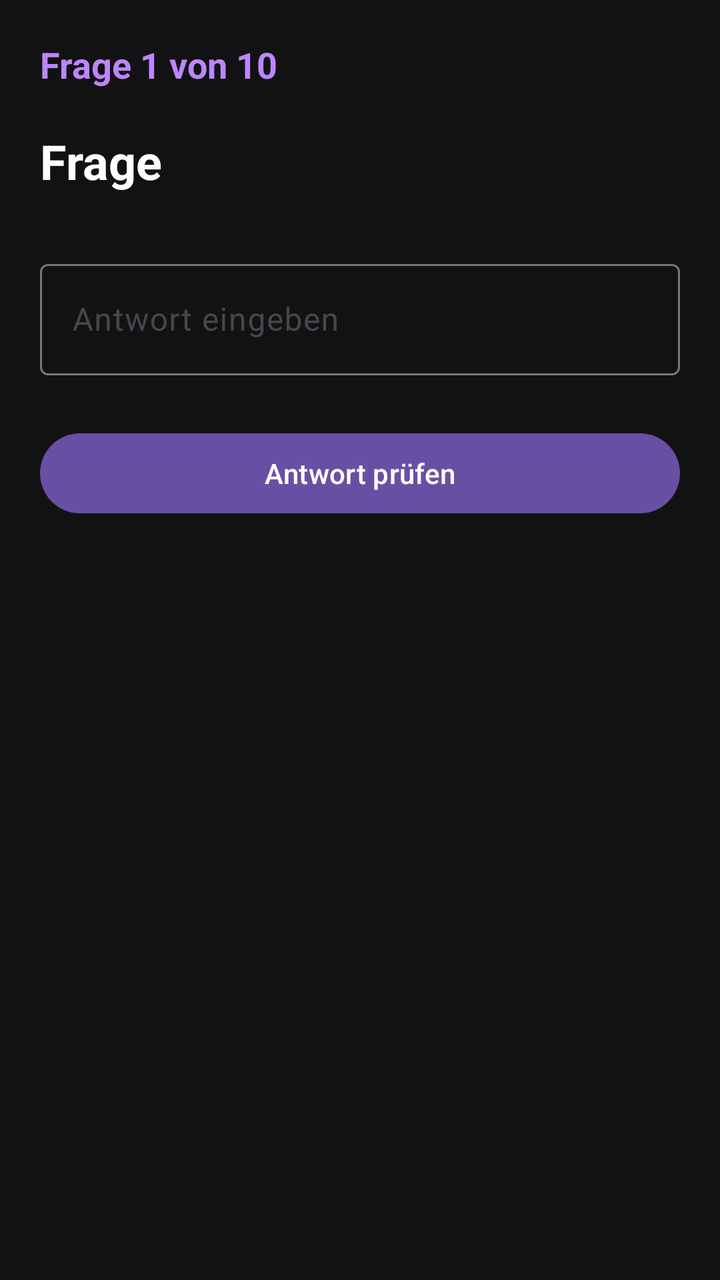
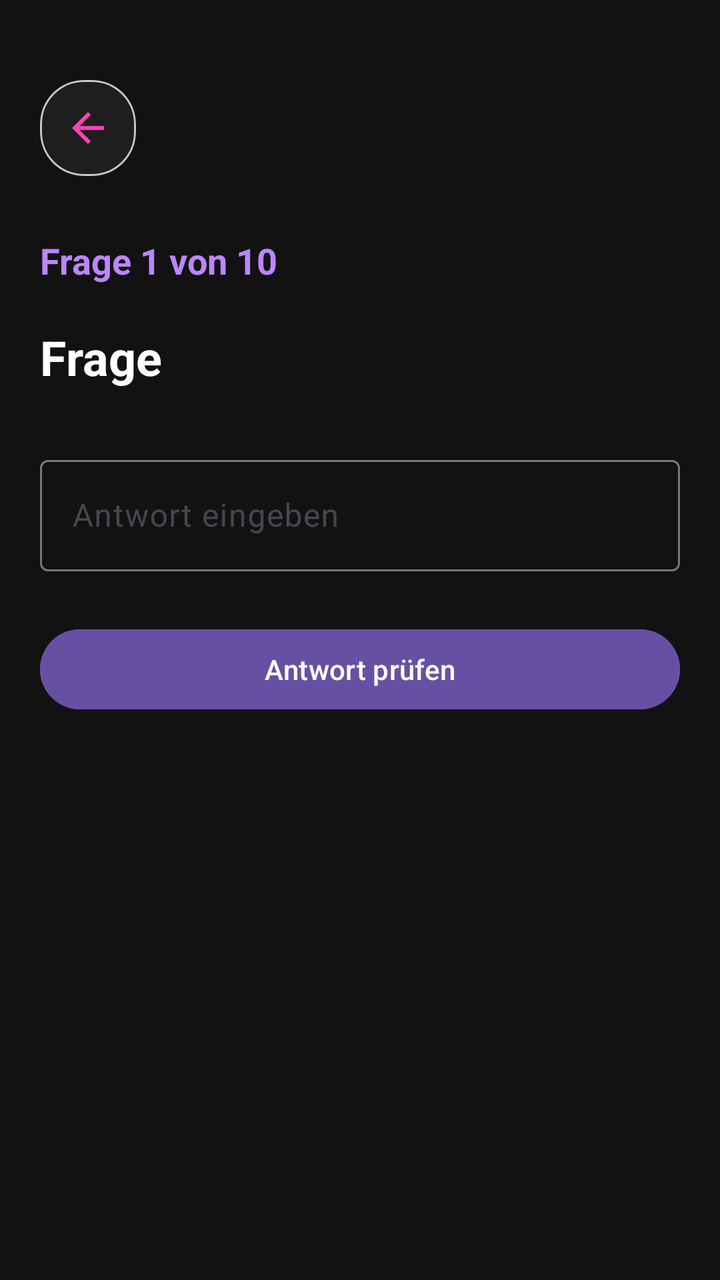

Before-and-after screenshots of an Android layout around one commit, followed by the original layout XML and the change that was made.
<!-- AndroidManifest.xml: application theme Theme.StudyGram -->
<!-- res/layout/fragment_quiz_game.xml -->
<?xml version="1.0" encoding="utf-8"?>
<LinearLayout xmlns:android="http://schemas.android.com/apk/res/android"
    android:layout_width="match_parent"
    android:layout_height="match_parent"
    android:orientation="vertical"
    android:padding="20dp"
    android:background="#121212">

    <TextView
        android:id="@+id/tvQuestionNumber"
        android:layout_width="wrap_content"
        android:layout_height="wrap_content"
        android:text="Frage 1 von 10"
        android:textColor="#BB86FC"
        android:textStyle="bold"
        android:textSize="18sp"/>

    <TextView
        android:id="@+id/tvQuestion"
        android:layout_width="match_parent"
        android:layout_height="wrap_content"
        android:layout_marginTop="20dp"
        android:text="Frage"
        android:textColor="@android:color/white"
        android:textSize="24sp"
        android:textStyle="bold"/>

    <com.google.android.material.textfield.TextInputLayout
        android:layout_width="match_parent"
        android:layout_height="wrap_content"
        android:layout_marginTop="30dp">

        <com.google.android.material.textfield.TextInputEditText
            android:id="@+id/etAnswer"
            android:layout_width="match_parent"
            android:layout_height="wrap_content"
            android:hint="Antwort eingeben"/>
    </com.google.android.material.textfield.TextInputLayout>

    <Button
        android:id="@+id/btnNext"
        android:layout_width="match_parent"
        android:layout_height="wrap_content"
        android:layout_marginTop="25dp"
        android:text="Antwort prüfen"/>

</LinearLayout>
<!-- resources referenced by this layout -->
<resources>
  <style name="Theme.StudyGram" parent="Base.Theme.StudyGram" />
  <style name="Base.Theme.StudyGram" parent="Theme.Material3.DayNight.NoActionBar">
          
          
      </style>
</resources>

<!-- the commit's change to res/layout/fragment_quiz_game.xml (unified diff, before → after) -->
@@ -1,10 +1,32 @@
 <?xml version="1.0" encoding="utf-8"?>
-<LinearLayout xmlns:android="http://schemas.android.com/apk/res/android"
+<androidx.constraintlayout.widget.ConstraintLayout
+    xmlns:android="http://schemas.android.com/apk/res/android"
+    xmlns:app="http://schemas.android.com/apk/res-auto"
     android:layout_width="match_parent"
     android:layout_height="match_parent"
-    android:orientation="vertical"
-    android:padding="20dp"
-    android:background="#121212">
+    android:background="#121212"
+    android:padding="20dp">
+
+    <com.google.android.material.card.MaterialCardView
+        android:id="@+id/cardBack"
+        android:layout_width="wrap_content"
+        android:layout_height="wrap_content"
+        app:cardCornerRadius="22dp"
+        app:cardBackgroundColor="#1E1E1E"
+        app:layout_constraintTop_toTopOf="parent"
+        app:layout_constraintStart_toStartOf="parent"
+        android:layout_marginTop="20dp">
+
+        <ImageButton
+            android:id="@+id/btnBack"
+            android:layout_width="wrap_content"
+            android:layout_height="wrap_content"
+            android:src="@drawable/outline_arrow_back_24"
+            android:background="@android:color/transparent"
+            app:tint="#FF3FB5"
+            android:padding="12dp" />
+
+    </com.google.android.material.card.MaterialCardView>
 
     <TextView
         android:id="@+id/tvQuestionNumber"
@@ -13,7 +35,10 @@
         android:text="Frage 1 von 10"
         android:textColor="#BB86FC"
         android:textStyle="bold"
-        android:textSize="18sp"/>
+        android:textSize="18sp"
+        app:layout_constraintTop_toBottomOf="@id/cardBack"
+        app:layout_constraintStart_toStartOf="parent"
+        android:layout_marginTop="30dp"/>
 
     <TextView
         android:id="@+id/tvQuestion"
@@ -23,18 +48,26 @@
         android:text="Frage"
         android:textColor="@android:color/white"
         android:textSize="24sp"
-        android:textStyle="bold"/>
+        android:textStyle="bold"
+        app:layout_constraintTop_toBottomOf="@id/tvQuestionNumber"
+        app:layout_constraintStart_toStartOf="parent"
+        app:layout_constraintEnd_toEndOf="parent"/>
 
     <com.google.android.material.textfield.TextInputLayout
+        android:id="@+id/tilAnswer"
         android:layout_width="match_parent"
         android:layout_height="wrap_content"
-        android:layout_marginTop="30dp">
+        android:layout_marginTop="30dp"
+        app:layout_constraintTop_toBottomOf="@id/tvQuestion"
+        app:layout_constraintStart_toStartOf="parent"
+        app:layout_constraintEnd_toEndOf="parent">
 
         <com.google.android.material.textfield.TextInputEditText
             android:id="@+id/etAnswer"
             android:layout_width="match_parent"
             android:layout_height="wrap_content"
-            android:hint="Antwort eingeben"/>
+            android:hint="Antwort eingeben"
+            android:textColor="@android:color/white"/>
     </com.google.android.material.textfield.TextInputLayout>
 
     <Button
@@ -42,6 +75,11 @@
         android:layout_width="match_parent"
         android:layout_height="wrap_content"
         android:layout_marginTop="25dp"
-        android:text="Antwort prüfen"/>
+        android:text="Antwort prüfen"
+        android:backgroundTint="#6750A4"
+        android:textColor="@android:color/white"
+        app:layout_constraintTop_toBottomOf="@id/tilAnswer"
+        app:layout_constraintStart_toStartOf="parent"
+        app:layout_constraintEnd_toEndOf="parent"/>
 
-</LinearLayout>
+</androidx.constraintlayout.widget.ConstraintLayout>
<!-- resource entries referenced after the edit -->
@@ -1,5 +1,11 @@
 <!-- resources referenced by this layout -->
 <resources>
+  <!-- drawable outline_arrow_back_24 (drawable) -->
+  <vector xmlns:android="http://schemas.android.com/apk/res/android" android:autoMirrored="true" android:height="24dp" android:tint="#000000" android:viewportHeight="960" android:viewportWidth="960" android:width="24dp">
+        
+      <path android:fillColor="@android:color/white" android:pathData="M313,520L537,744L480,800L160,480L480,160L537,216L313,440L800,440L800,520L313,520Z"/>
+      
+  </vector>
   <style name="Theme.StudyGram" parent="Base.Theme.StudyGram" />
   <style name="Base.Theme.StudyGram" parent="Theme.Material3.DayNight.NoActionBar">
           
